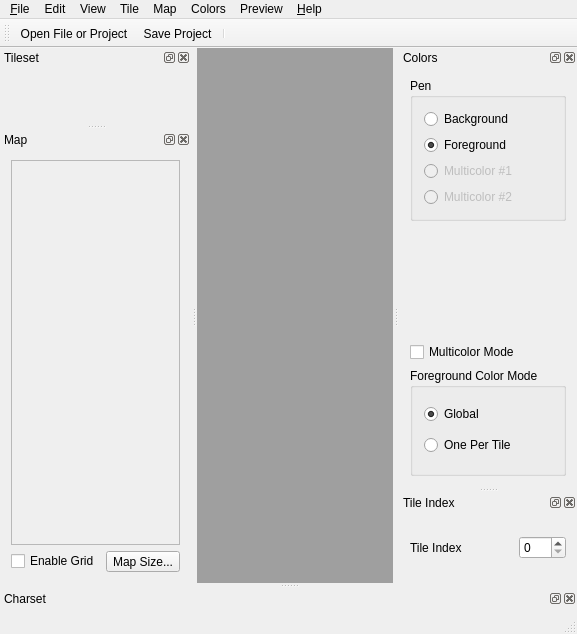
This is src/mainwindow.ui in ricardoquesada/vchar64 as Qt 5 draws it before an edit. The edited form follows.
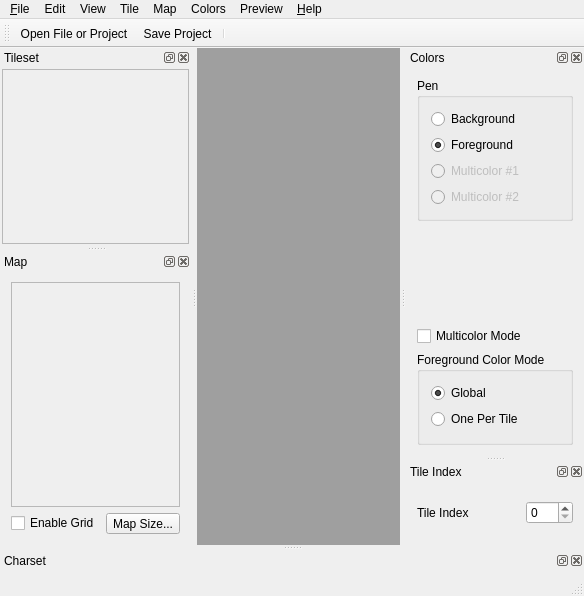
This is the edited form. Icons and pictures are not drawn. Custom widgets are drawn as their Qt base class.

Commit message: tilesetwidget is scrollable

What changed in the file:
```diff
--- a/src/mainwindow.ui
+++ b/src/mainwindow.ui
@@ -6,8 +6,8 @@
    <rect>
     <x>0</x>
     <y>0</y>
-    <width>525</width>
-    <height>634</height>
+    <width>584</width>
+    <height>596</height>
    </rect>
   </property>
   <property name="focusPolicy">
@@ -51,7 +51,7 @@
     <rect>
      <x>0</x>
      <y>0</y>
-     <width>525</width>
+     <width>584</width>
      <height>22</height>
     </rect>
    </property>
@@ -396,10 +396,15 @@
       <number>2</number>
      </property>
      <item>
-      <widget class="TilesetWidget" name="tilesetWidget" native="true">
+      <widget class="QScrollArea" name="scrollArea_2">
+       <property name="widgetResizable">
+        <bool>true</bool>
+       </property>
+       <widget class="TilesetWidget" name="tilesetWidget">
        <property name="focusPolicy">
         <enum>Qt::StrongFocus</enum>
        </property>
+       </widget>
       </widget>
      </item>
     </layout>
```
Lines whose indentation alone changed are shown as unchanged. The commit also changes 1 other file.
